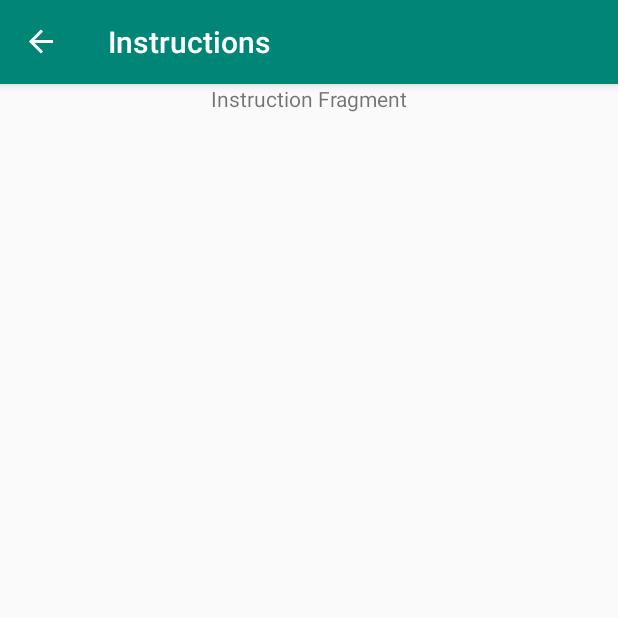
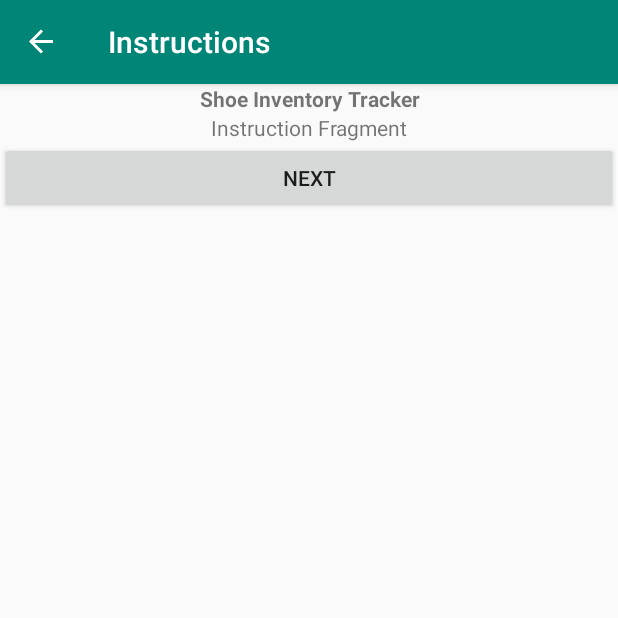
Before and after one commit to gregorl82/Android_ShoeStore, an Android app: the InstructionFragment screen opened through its navigation route, on a phone screen of 412 x 824 dp, the top half of it. Run offline under Robolectric (Android 15) with nearby library versions, the phone set to English and light mode, and no system bars; our stand-ins replace Timber, data binding, navigation-ui.

Commit message:
Add instruction screen layout

```diff
--- a/app/src/main/java/com/udacity/shoestore/ui/InstructionFragment.kt
+++ b/app/src/main/java/com/udacity/shoestore/ui/InstructionFragment.kt
@@ -6,6 +6,7 @@ import android.view.LayoutInflater
 import android.view.View
 import android.view.ViewGroup
 import androidx.databinding.DataBindingUtil
+import androidx.navigation.fragment.findNavController
 import com.udacity.shoestore.R
 import com.udacity.shoestore.databinding.FragmentInstructionBinding
 
@@ -19,6 +20,11 @@ class InstructionFragment : Fragment() {
     ): View? {
         binding =
             DataBindingUtil.inflate(inflater, R.layout.fragment_instruction, container, false)
+
+        binding.nextButton.setOnClickListener {
+            findNavController().navigate(R.id.action_instructionFragment_to_shoeListFragment)
+        }
+
         return binding.root
     }
 }
--- a/app/src/main/res/layout/fragment_instruction.xml
+++ b/app/src/main/res/layout/fragment_instruction.xml
@@ -1,12 +1,22 @@
 <?xml version="1.0" encoding="utf-8"?>
 
 <layout xmlns:android="http://schemas.android.com/apk/res/android"
+    xmlns:app="http://schemas.android.com/apk/res-auto"
     xmlns:tools="http://schemas.android.com/tools"
     tools:context=".ui.InstructionFragment">
 
     <LinearLayout
         android:layout_width="match_parent"
-        android:layout_height="match_parent">
+        android:layout_height="match_parent"
+        android:orientation="vertical">
+
+        <TextView
+            android:id="@+id/title_text"
+            android:layout_width="match_parent"
+            android:layout_height="wrap_content"
+            android:text="@string/shoe_inventory_tracker"
+            android:textAlignment="center"
+            android:textStyle="bold" />
 
         <TextView
             android:id="@+id/instruction_text"
@@ -15,5 +25,11 @@
             android:text="@string/instruction_fragment"
             android:textAlignment="center" />
 
+        <Button
+            android:id="@+id/next_button"
+            android:layout_width="match_parent"
+            android:layout_height="wrap_content"
+            android:text="@string/next"/>
+
     </LinearLayout>
 </layout>
--- a/app/src/main/res/values/strings.xml
+++ b/app/src/main/res/values/strings.xml
@@ -3,7 +3,7 @@
     <string name="login_fragment">Login Fragment</string>
     <string name="welcome_fragment">Welcome Fragment</string>
     <string name="instruction_fragment">Instruction Fragment</string>
-    <string name="shoes_will_appear_here">Shoes will appear here</string>
+    <string name="shoes_will_appear_here">Click the add button below to start adding shoes</string>
     <string name="shoe_detail_fragment">ShoeDetail Fragment</string>
     <string name="create">Create account</string>
     <string name="email">Email</string>
@@ -15,4 +15,5 @@
     <string name="shoe_list">Shoe list</string>
     <string name="success">Success!</string>
     <string name="next">Next</string>
+    <string name="shoe_inventory_tracker">Shoe Inventory Tracker</string>
 </resources>
```
